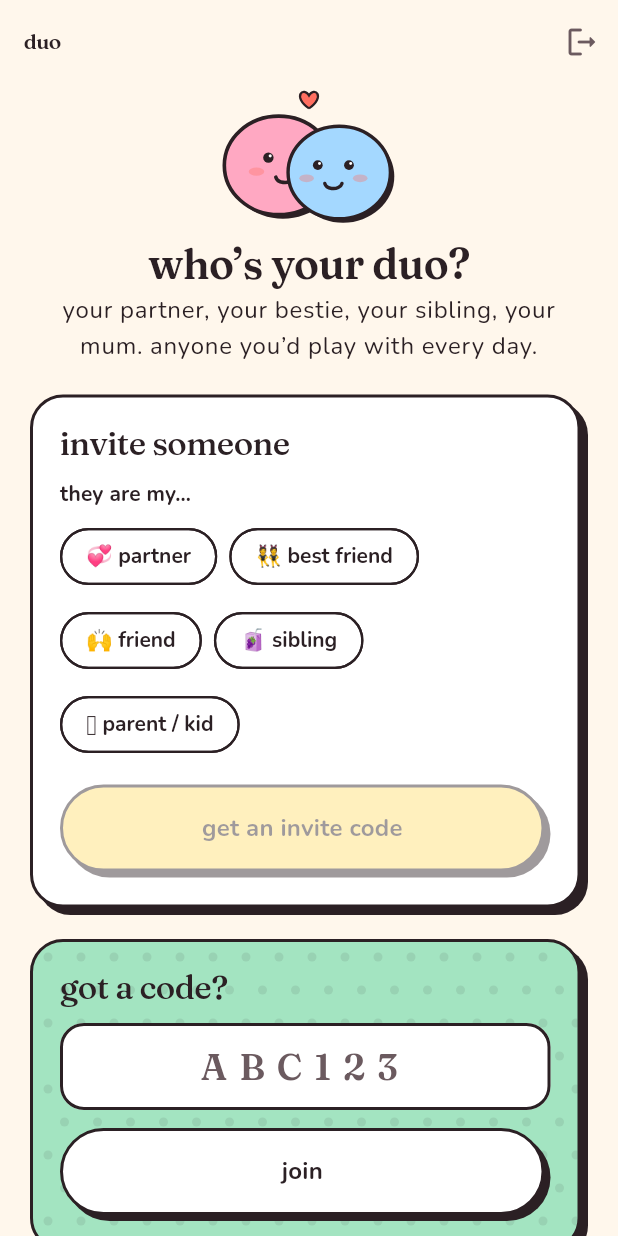
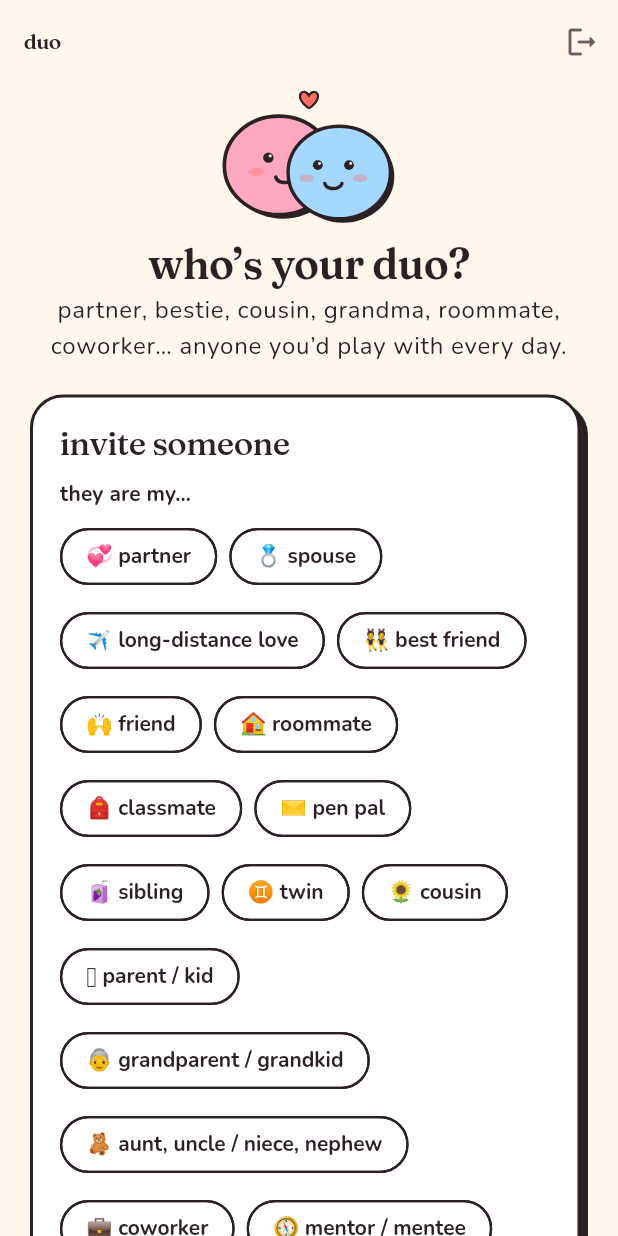
Before and after one commit to diksha123b/duo, a Flutter app: the PairingScreen screen opened by its route, on a phone screen of 412 x 824 dp. Run offline on Flutter 3.47's test engine with Material 3 defaults, Android fonts, the phone set to English and light mode, and no system bars; our stand-ins replace dio, flutter_riverpod, flutter_secure_storage, flutter_timezone, go_router, google_sign_in and 2 more; missing offline and left inert: google_sign_in_web; accounts and stored records are empty; network calls fail.

Commit message:
Relationships you define: 16 presets plus your own words
- Pairs keep a free-text label ("cousins", "gym buddies") next to a tone
  that guides content; new colleagues tone
- Presets: partner, spouse, long-distance, best friend, friend, roommate,
  classmate, pen pal, sibling, twin, cousin, parent/kid, grandparent/
  grandkid, aunt-uncle/kiddo, coworker, mentor/mentee
- "something else": type what you call each other and pick a vibe
- AI prompts include the label (quoted as data) and grown-up/young roles

```diff
--- a/app/lib/core/models.dart
+++ b/app/lib/core/models.dart
@@ -58,7 +58,8 @@ enum Relationship {
   bestFriends('BEST_FRIENDS'),
   friends('FRIENDS'),
   siblings('SIBLINGS'),
-  parentChild('PARENT_CHILD');
+  parentChild('PARENT_CHILD'),
+  colleagues('COLLEAGUES');
 
   const Relationship(this.wire);
   final String wire;
@@ -75,6 +76,7 @@ class PairInfo {
     required this.currentStreak,
     required this.longestStreak,
     this.relationship = Relationship.friends,
+    this.relationshipLabel,
     this.myRole,
   });
 
@@ -83,6 +85,9 @@ class PairInfo {
   final int currentStreak;
   final int longestStreak;
   final Relationship relationship;
+
+  /// What they call each other ("cousins", "grandma & me"), if they said.
+  final String? relationshipLabel;
 
   /// Parent & child only.
   final FamilyRole? myRole;
@@ -95,6 +100,7 @@ class PairInfo {
       currentStreak: streak['current'] as int,
       longestStreak: streak['longest'] as int,
       relationship: Relationship.parse(j['relationship'] as String?),
+      relationshipLabel: j['relationshipLabel'] as String?,
       myRole: switch (j['myRole']) {
         'PARENT' => FamilyRole.parent,
         'CHILD' => FamilyRole.child,
@@ -115,13 +121,17 @@ class LineupDay {
 }
 
 class Invite {
-  const Invite({required this.code, required this.expiresAt});
+  const Invite({required this.code, required this.expiresAt, this.label});
 
   final String code;
   final DateTime expiresAt;
+  final String? label;
 
-  factory Invite.fromJson(Map<String, dynamic> j) =>
-      Invite(code: j['code'] as String, expiresAt: DateTime.parse(j['expiresAt'] as String));
+  factory Invite.fromJson(Map<String, dynamic> j) => Invite(
+    code: j['code'] as String,
+    expiresAt: DateTime.parse(j['expiresAt'] as String),
+    label: j['label'] as String?,
+  );
 }
 
 enum GameType {
--- a/app/lib/features/pairing/pairing_screen.dart
+++ b/app/lib/features/pairing/pairing_screen.dart
@@ -11,6 +11,7 @@ import '../../ui/sticker.dart';
 import '../../ui/theme.dart';
 import '../auth/auth_controller.dart';
 import 'pair_controller.dart';
+import 'relationship_picker.dart';
 
 class PairingScreen extends ConsumerStatefulWidget {
   const PairingScreen({super.key});
@@ -21,8 +22,7 @@ class PairingScreen extends ConsumerStatefulWidget {
 
 class _PairingScreenState extends ConsumerState<PairingScreen> {
   final _code = TextEditingController();
-  Relationship? _relationship;
-  FamilyRole? _role;
+  RelationshipChoice? _choice;
   Invite? _invite;
   String? _inviteError;
   String? _joinError;
@@ -35,12 +35,14 @@ class _PairingScreenState extends ConsumerState<PairingScreen> {
     super.dispose();
   }
 
-  bool get _ready => _relationship != null && (_relationship != Relationship.parentChild || _role != null);
+  bool get _ready => _choice?.complete ?? false;
 
   Future<void> _createInvite() async {
     setState(() => _inviteError = null);
     try {
-      final invite = await ref.read(pairProvider.notifier).createInvite(_relationship!, iAm: _role);
+      final invite = await ref
+          .read(pairProvider.notifier)
+          .createInvite(_choice!.tone, iAm: _choice!.role, label: _choice!.label);
       setState(() => _invite = invite);
       // The socket tells us when they join; polling is a backstop for flaky connections.
       _poll ??= Timer.periodic(const Duration(seconds: 8), (_) {
@@ -68,7 +70,7 @@ class _PairingScreenState extends ConsumerState<PairingScreen> {
   @override
   Widget build(BuildContext context) {
     final text = Theme.of(context).textTheme;
-    final style = _relationship == null ? null : RelationshipStyle.of(_relationship!);
+    final style = _choice == null ? null : RelationshipStyle.of(_choice!.tone);
 
     return Scaffold(
       appBar: AppBar(
@@ -100,7 +102,7 @@ class _PairingScreenState extends ConsumerState<PairingScreen> {
                 Text('who’s your duo?', style: text.headlineMedium, textAlign: TextAlign.center),
                 const SizedBox(height: 4),
                 Text(
-                  'your partner, your bestie, your sibling, your mum. anyone you’d play with every day.',
+                  'partner, bestie, cousin, grandma, roommate, coworker… anyone you’d play with every day.',
                   style: text.bodyLarge,
                   textAlign: TextAlign.center,
                 ),
@@ -112,43 +114,7 @@ class _PairingScreenState extends ConsumerState<PairingScreen> {
                       Text('invite someone', style: text.titleLarge),
                       const SizedBox(height: 12),
                       if (_invite == null) ...[
-                        Text('they are my…', style: text.labelLarge),
-                        const SizedBox(height: 8),
-                        Wrap(
-                          spacing: 8,
-                          runSpacing: 8,
-                          children: [
-                            for (final r in Relationship.values)
-                              ChoiceChip(
-                                label: Text('${RelationshipStyle.of(r).emoji} ${_choiceLabel(r)}'),
-                                selected: _relationship == r,
-                                onSelected: (_) => setState(() {
-                                  _relationship = r;
-                                  if (r != Relationship.parentChild) _role = null;
-                                }),
-                              ),
-                          ],
-                        ),
-                        if (_relationship == Relationship.parentChild) ...[
-                          const SizedBox(height: 14),
-                          Text('and I’m the…', style: text.labelLarge),
-                          const SizedBox(height: 8),
-                          Wrap(
-                            spacing: 8,
-                            children: [
-                              ChoiceChip(
-                                label: const Text('👩 parent'),
-                                selected: _role == FamilyRole.parent,
-                                onSelected: (_) => setState(() => _role = FamilyRole.parent),
-                              ),
-                              ChoiceChip(
-                                label: const Text('🧒 kid'),
-                                selected: _role == FamilyRole.child,
-                                onSelected: (_) => setState(() => _role = FamilyRole.child),
-                              ),
-                            ],
-                          ),
-                        ],
+                        RelationshipPicker(onChanged: (c) => setState(() => _choice = c)),
                         if (_inviteError != null) ...[
                           const SizedBox(height: 12),
                           Text(_inviteError!, style: TextStyle(color: Theme.of(context).colorScheme.error)),
@@ -160,7 +126,7 @@ class _PairingScreenState extends ConsumerState<PairingScreen> {
                           onPressed: _ready ? _createInvite : null,
                         ),
                       ] else
-                        _InviteCode(invite: _invite!, style: style!),
+                        _InviteCode(invite: _invite!, tone: _choice!.tone),
                     ],
                   ),
                 ),
@@ -199,21 +165,13 @@ class _PairingScreenState extends ConsumerState<PairingScreen> {
       ),
     );
   }
-
-  static String _choiceLabel(Relationship r) => switch (r) {
-    Relationship.partners => 'partner',
-    Relationship.bestFriends => 'best friend',
-    Relationship.friends => 'friend',
-    Relationship.siblings => 'sibling',
-    Relationship.parentChild => 'parent / kid',
-  };
 }
 
 class _InviteCode extends StatelessWidget {
-  const _InviteCode({required this.invite, required this.style});
+  const _InviteCode({required this.invite, required this.tone});
 
   final Invite invite;
-  final RelationshipStyle style;
+  final Relationship tone;
 
   @override
   Widget build(BuildContext context) {
@@ -221,7 +179,10 @@ class _InviteCode extends StatelessWidget {
     final hours = invite.expiresAt.difference(DateTime.now()).inHours;
     return Column(
       children: [
-        Tag('${style.emoji} ${style.label}', color: style.left),
+        Tag(
+          '${describePair(tone, invite.label).$1} ${describePair(tone, invite.label).$2}',
+          color: RelationshipStyle.of(tone).left,
+        ),
         const SizedBox(height: 12),
         Sticker(
           color: DuoColors.sunflower,
--- /dev/null
+++ b/app/lib/features/pairing/relationship_picker.dart
@@ -0,0 +1,226 @@
+import 'package:flutter/material.dart';
+
+import '../../core/models.dart';
+import '../../ui/relationship_style.dart';
+
+/// A ready-made kind of duo. [tone] drives which questions fit; [pairLabel]
+/// is what the pair is called ("cousins"). Grown-up/young pairs name their
+/// two roles so we can ask which one you are.
+class RelationshipPreset {
+  const RelationshipPreset(this.emoji, this.chip, this.pairLabel, this.tone, {this.roles});
+
+  final String emoji;
+
+  /// "they are my… cousin"
+  final String chip;
+
+  /// "cousins"
+  final String pairLabel;
+  final Relationship tone;
+
+  /// (grown-up, young) role names, for the parent & child tone.
+  final (String, String)? roles;
+
+  static const all = [
+    RelationshipPreset('💞', 'partner', 'partners', Relationship.partners),
+    RelationshipPreset('💍', 'spouse', 'married', Relationship.partners),
+    RelationshipPreset('✈️', 'long-distance love', 'long-distance', Relationship.partners),
+    RelationshipPreset('👯', 'best friend', 'best friends', Relationship.bestFriends),
+    RelationshipPreset('🙌', 'friend', 'friends', Relationship.friends),
+    RelationshipPreset('🏠', 'roommate', 'roommates', Relationship.friends),
+    RelationshipPreset('🎒', 'classmate', 'classmates', Relationship.friends),
+    RelationshipPreset('✉️', 'pen pal', 'pen pals', Relationship.friends),
+    RelationshipPreset('🧃', 'sibling', 'siblings', Relationship.siblings),
+    RelationshipPreset('♊', 'twin', 'twins', Relationship.siblings),
+    RelationshipPreset('🌻', 'cousin', 'cousins', Relationship.siblings),
+    RelationshipPreset('🫶', 'parent / kid', 'parent & kid', Relationship.parentChild, roles: ('parent', 'kid')),
+    RelationshipPreset(
+      '👵',
+      'grandparent / grandkid',
+      'grandparent & grandkid',
+      Relationship.parentChild,
+      roles: ('grandparent', 'grandkid'),
+    ),
+    RelationshipPreset(
+      '🧸',
+      'aunt, uncle / niece, nephew',
+      'aunt, uncle & kiddo',
+      Relationship.parentChild,
+      roles: ('aunt or uncle', 'niece or nephew'),
+    ),
+    RelationshipPreset('💼', 'coworker', 'coworkers', Relationship.colleagues),
+    RelationshipPreset('🧭', 'mentor / mentee', 'mentor & mentee', Relationship.colleagues),
+  ];
+
+  static RelationshipPreset? byLabel(String? label) {
+    for (final p in all) {
+      if (p.pairLabel == label) return p;
+    }
+    return null;
+  }
+}
+
+/// What the picker produced.
+class RelationshipChoice {
+  const RelationshipChoice(this.tone, this.label, {this.role});
+
+  final Relationship tone;
+  final String label;
+  final FamilyRole? role;
+
+  /// Ready to send when the label is set and, for grown-up/young pairs, a role is picked.
+  bool get complete => label.trim().isNotEmpty && (tone != Relationship.parentChild || role != null);
+}
+
+/// Emoji + words for a pair, preferring what they call themselves.
+(String emoji, String label) describePair(Relationship tone, String? label) {
+  final style = RelationshipStyle.of(tone);
+  final preset = RelationshipPreset.byLabel(label);
+  return (preset?.emoji ?? style.emoji, label ?? style.label);
+}
+
+/// Pick a preset or write your own. Calls [onChanged] on every change.
+class RelationshipPicker extends StatefulWidget {
+  const RelationshipPicker({super.key, required this.onChanged, this.otherName});
+
+  final ValueChanged<RelationshipChoice?> onChanged;
+
+  /// Used in prompts like "Ravi is my…" when known.
+  final String? otherName;
+
+  @override
+  State<RelationshipPicker> createState() => _RelationshipPickerState();
+}
+
+class _RelationshipPickerState extends State<RelationshipPicker> {
+  RelationshipPreset? _preset;
+  bool _custom = false;
+  final _customLabel = TextEditingController();
+  Relationship _customTone = Relationship.friends;
+  FamilyRole? _role;
+
+  static const _vibes = [
+    (Relationship.partners, '💞 romantic'),
+    (Relationship.bestFriends, '👯 besties'),
+    (Relationship.friends, '🙌 friendly'),
+    (Relationship.siblings, '🧃 family'),
+    (Relationship.parentChild, '🫶 family with a kid'),
+    (Relationship.colleagues, '💼 work'),
+  ];
+
+  @override
+  void dispose() {
+    _customLabel.dispose();
+    super.dispose();
+  }
+
+  void _emit() {
+    final RelationshipChoice? choice;
+    if (_custom) {
+      choice = RelationshipChoice(_customTone, _customLabel.text.trim(), role: _role);
+    } else if (_preset != null) {
+      choice = RelationshipChoice(_preset!.tone, _preset!.pairLabel, role: _role);
+    } else {
+      choice = null;
+    }
+    widget.onChanged(choice);
+  }
+
+  @override
+  Widget build(BuildContext context) {
+    final text = Theme.of(context).textTheme;
+    final tone = _custom ? _customTone : _preset?.tone;
+    final roles = _custom ? ('the grown-up', 'the kid') : _preset?.roles;
+
+    return Column(
+      crossAxisAlignment: CrossAxisAlignment.stretch,
+      children: [
+        Text(widget.otherName == null ? 'they are my…' : '${widget.otherName} is my…', style: text.labelLarge),
+        const SizedBox(height: 8),
+        Wrap(
+          spacing: 8,
+          runSpacing: 8,
+          children: [
+            for (final p in RelationshipPreset.all)
+              ChoiceChip(
+                label: Text('${p.emoji} ${p.chip}'),
+                selected: !_custom && _preset == p,
+                onSelected: (_) => setState(() {
+                  _custom = false;
+                  _preset = p;
+                  _role = null;
+                  _emit();
+                }),
+              ),
+            ChoiceChip(
+              label: const Text('✏️ something else'),
+              selected: _custom,
+              onSelected: (_) => setState(() {
+                _custom = true;
+                _preset = null;
+                _role = null;
+                _emit();
+              }),
+            ),
+          ],
+        ),
+        if (_custom) ...[
+          const SizedBox(height: 14),
+          TextField(
+            controller: _customLabel,
+            maxLength: 30,
+            decoration: const InputDecoration(
+              labelText: 'what do you call each other?',
+              hintText: 'gym buddies, choir mates, neighbours…',
+            ),
+            onChanged: (_) => _emit(),
+          ),
+          Text('what’s the vibe?', style: text.labelLarge),
+          const SizedBox(height: 8),
+          Wrap(
+            spacing: 8,
+            runSpacing: 8,
+            children: [
+              for (final (t, label) in _vibes)
+                ChoiceChip(
+                  label: Text(label),
+                  selected: _customTone == t,
+                  onSelected: (_) => setState(() {
+                    _customTone = t;
+                    _role = null;
+                    _emit();
+                  }),
+                ),
+            ],
+          ),
+        ],
+        if (tone == Relationship.parentChild && roles != null) ...[
+          const SizedBox(height: 14),
+          Text('and I’m the…', style: text.labelLarge),
+          const SizedBox(height: 8),
+          Wrap(
+            spacing: 8,
+            children: [
+              ChoiceChip(
+                label: Text('🧑 ${roles.$1}'),
+                selected: _role == FamilyRole.parent,
+                onSelected: (_) => setState(() {
+                  _role = FamilyRole.parent;
+                  _emit();
+                }),
+              ),
+              ChoiceChip(
+                label: Text('🧒 ${roles.$2}'),
+                selected: _role == FamilyRole.child,
+                onSelected: (_) => setState(() {
+                  _role = FamilyRole.child;
+                  _emit();
+                }),
+              ),
+            ],
+          ),
+        ],
+      ],
+    );
+  }
+}
--- a/app/lib/ui/relationship_style.dart
+++ b/app/lib/ui/relationship_style.dart
@@ -50,6 +50,13 @@ class RelationshipStyle {
       left: DuoColors.tangerine,
       right: DuoColors.mint,
     ),
+    Relationship.colleagues => const RelationshipStyle(
+      label: 'work buddies',
+      emoji: '💼',
+      tagline: 'the best part of the workday.',
+      left: DuoColors.sky,
+      right: DuoColors.tangerine,
+    ),
     Relationship.parentChild => const RelationshipStyle(
       label: 'parent & child',
       emoji: '🫶',
```
Also changed, not shown: app/lib/features/home/home_screen.dart (+42 -32 lines), app/lib/features/pairing/pair_controller.dart (+6 -5 lines), 6 other files.
